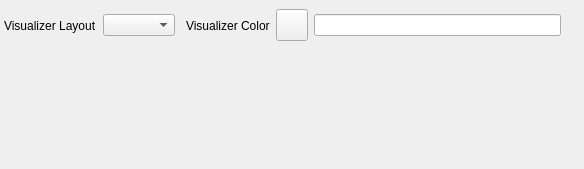
djfun/audio-visualizer-python, file components/original.ui: the form before one commit.
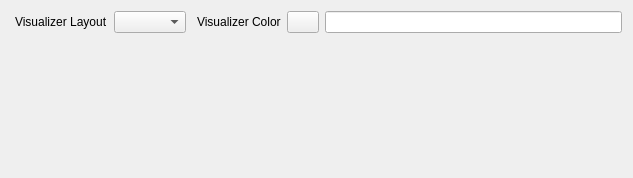
The form after the commit.

Patch:
```diff
--- a/components/original.ui
+++ b/components/original.ui
@@ -6,22 +6,21 @@
    <rect>
     <x>0</x>
     <y>0</y>
-    <width>584</width>
-    <height>169</height>
+    <width>633</width>
+    <height>178</height>
    </rect>
   </property>
+  <property name="minimumSize">
+   <size>
+    <width>180</width>
+    <height>0</height>
+   </size>
+  </property>
   <property name="windowTitle">
    <string>Form</string>
   </property>
-  <widget class="QWidget" name="layoutWidget">
-   <property name="geometry">
-    <rect>
-     <x>0</x>
-     <y>0</y>
-     <width>561</width>
-     <height>51</height>
-    </rect>
-   </property>
+  <layout class="QVBoxLayout" name="verticalLayout">
+   <item>
    <layout class="QHBoxLayout" name="horizontalLayout_9">
     <property name="leftMargin">
      <number>4</number>
@@ -88,9 +87,21 @@
      <widget class="QLineEdit" name="lineEdit_visColor"/>
     </item>
    </layout>
-  </widget>
-  <zorder>label_visLayout</zorder>
-  <zorder>layoutWidget</zorder>
+   </item>
+   <item>
+    <spacer name="verticalSpacer">
+     <property name="orientation">
+      <enum>Qt::Vertical</enum>
+     </property>
+     <property name="sizeHint" stdset="0">
+      <size>
+       <width>20</width>
+       <height>40</height>
+      </size>
+     </property>
+    </spacer>
+   </item>
+  </layout>
  </widget>
  <resources/>
  <connections/>
```
Lines whose indentation alone changed are shown as unchanged.
